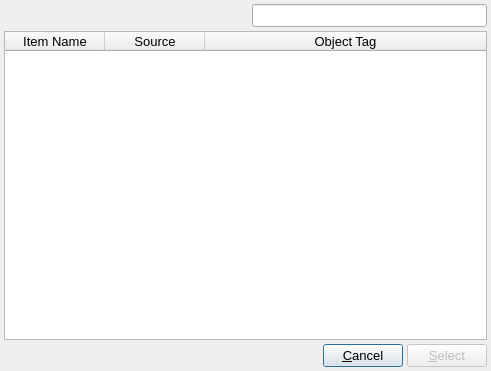
The window that src/gui/selectgenericitemdialog.ui (disorderedmaterials/dissolve) describes before a commit, drawn with Qt 5.
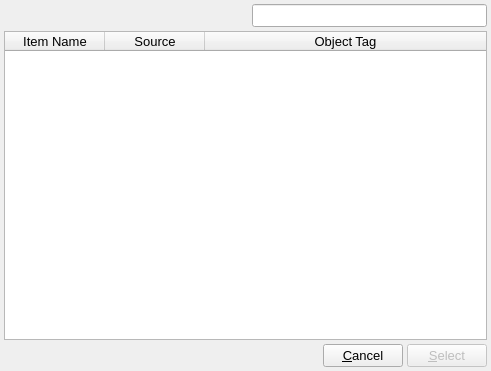
The same window after the commit. Icons and pictures are not drawn.

Diff of the .ui file:
```diff
--- a/src/gui/selectgenericitemdialog.ui
+++ b/src/gui/selectgenericitemdialog.ui
@@ -140,6 +140,9 @@
        <property name="text">
         <string>&amp;Cancel</string>
        </property>
+       <property name="autoDefault">
+        <bool>false</bool>
+       </property>
       </widget>
      </item>
      <item>
```
Left out of the diff: 2 changed lines with no effect on the pictures.
